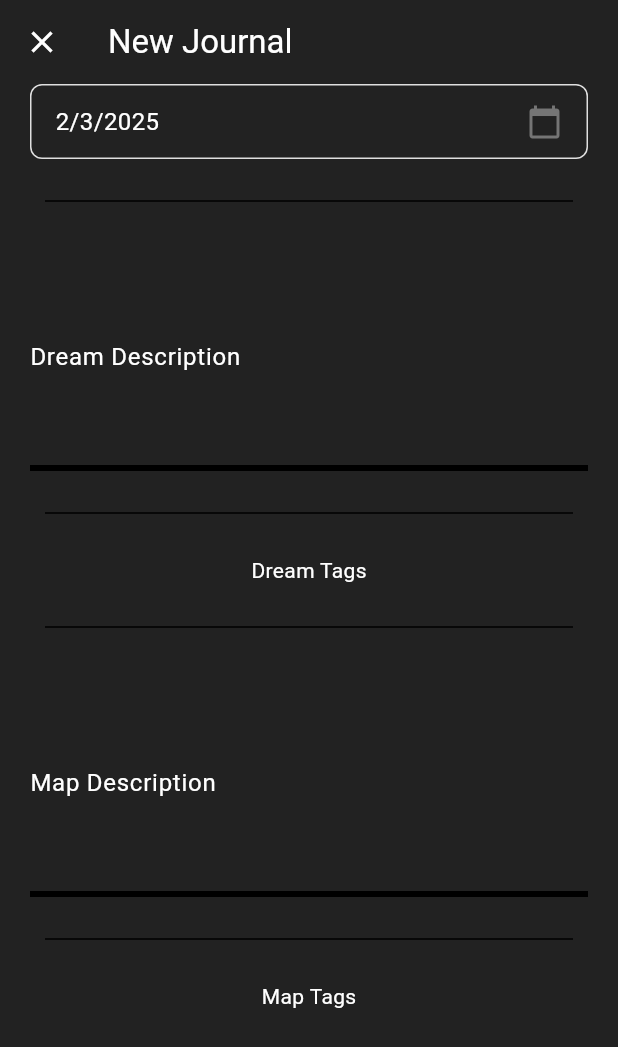
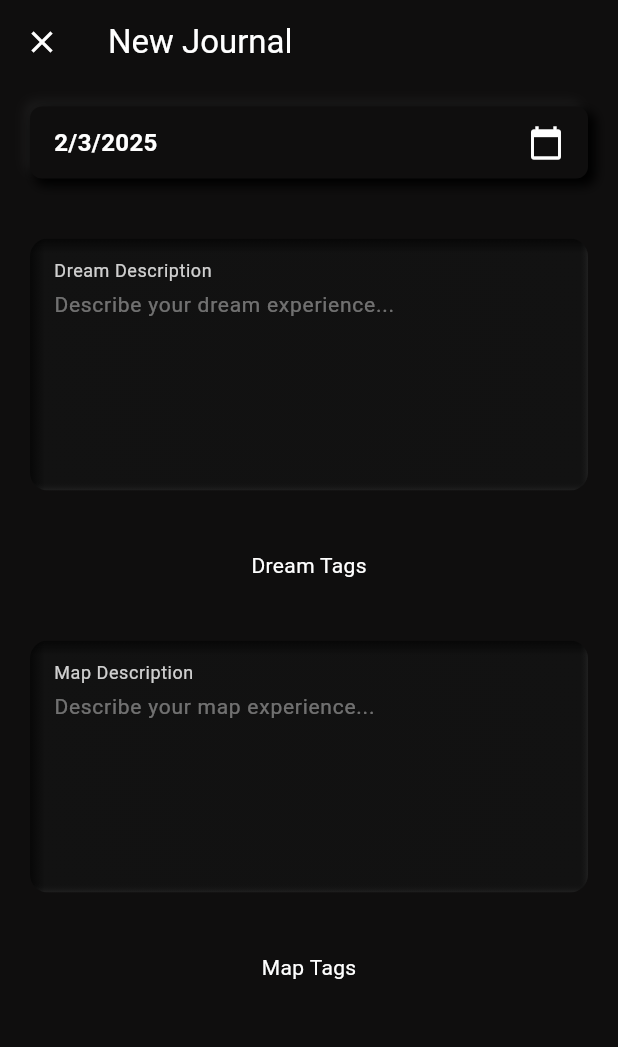
Before and after one commit to sequitria/Dream-Mapper, a Flutter app: the CreateJournalPage screen opened directly, on a phone screen of 412 x 824 dp. Shown: the top 1047 px of the screen. Run offline on Flutter 3.47's test engine with Material 3 defaults, Android fonts, the phone set to English and light mode, and no system bars; our stand-ins replace google_nav_bar, isar, line_icons; accounts and stored records are empty; generated files the repository leaves out were written again.

Commit message:
fixed gradle version issue with isar, and added neomporphic sunken text field

```diff
--- a/lib/main.dart
+++ b/lib/main.dart
@@ -68,7 +68,7 @@ class DreamMapper extends StatelessWidget {
           primary: Colors.white, // Main brand color
           onPrimary: Colors.black, // Text/icons on primary color
           // Surface colors (cards, sheets, etc.)
-          surface: Colors.black,
+          surface:  Color.fromARGB(255, 15, 14, 14),
           onSurface: Colors.white,
           // Error colors (keep red for errors)
           error: Colors.red,
--- a/lib/pages/create_journal_page.dart
+++ b/lib/pages/create_journal_page.dart
@@ -3,6 +3,7 @@ import 'dart:ui';
 import 'package:dream_mapper/services/journal_editing_controller.dart';
 import 'package:dream_mapper/services/journal_services.dart';
 import 'package:dream_mapper/util/single_date_picker.dart';
+import 'package:dream_mapper/util/sunken_text_field.dart';
 import 'package:dream_mapper/util/tag_housing.dart';
 import 'package:dream_mapper/util/ultra_spacer.dart';
 import 'package:flutter/material.dart';
@@ -16,6 +17,7 @@ class CreateJournalPage extends StatefulWidget {
 
 class _CreateJournalPageState extends State<CreateJournalPage> {
   late JournalEditingController _controller;
+
 
   @override
   void initState() {
@@ -31,6 +33,8 @@ class _CreateJournalPageState extends State<CreateJournalPage> {
 
   @override
   Widget build(BuildContext context) {
+    final theme = Theme.of(context);
+
     return PopScope(
       canPop: true, // Added comma here
       onPopInvokedWithResult: (bool didPop, dynamic result) {
@@ -55,20 +59,20 @@ class _CreateJournalPageState extends State<CreateJournalPage> {
 
           // Main content
           Scaffold(
-            backgroundColor: Colors.transparent,
+            backgroundColor: const Color.fromARGB(255, 15, 14, 14),
             appBar: AppBar(
               backgroundColor: Colors.transparent,
               elevation: 0,
               surfaceTintColor: Colors.transparent,
               title: Text(
                 'New Journal',
-                style: TextStyle(color: Colors.white),
+                style: TextStyle(color: theme.colorScheme.primary),
               ),
               leading: IconButton(
-                icon: const Icon(Icons.close, color: Colors.white),
+                icon: Icon(Icons.close, color: theme.colorScheme.primary),
                 onPressed: () async {
                   await _controller.deleteIfEmpty();
-                  if (context.mounted){
+                  if (context.mounted) {
                     Navigator.of(context).pop();
                   }
                 },
@@ -86,7 +90,7 @@ class _CreateJournalPageState extends State<CreateJournalPage> {
                               height: 16,
                               child: CircularProgressIndicator(
                                 strokeWidth: 2,
-                                color: Colors.white,
+                                color: theme.colorScheme.primary,
                               ),
                             ),
                           )
@@ -100,60 +104,46 @@ class _CreateJournalPageState extends State<CreateJournalPage> {
               child: SingleChildScrollView(
                 child: Column(
                   children: [
-                    // Date picker (you'll need to connect this to the controller)
+                    SizedBox(height: 15),
+                    // Date Picker
                     SingleDatePicker(
                       dateNotifier: _controller.journalDate,
                       onDateChanged: (newDate) {
                         _controller.updateDate(newDate);
                       },
                     ),
-                    UltraSpacer(),
+
+                    SizedBox(height: 40),
 
                     // Dream description - connect to controller
-                    TextField(
+                    SunkenTextField(
                       controller: _controller.dreamController,
-                      style: TextStyle(color: Colors.white),
-                      decoration: InputDecoration(
-                        labelText: "Dream Description",
-                        labelStyle: TextStyle(color: Colors.white),
-                        hintText: "Describe your dream experience...",
-                        hintStyle: TextStyle(color: Colors.grey[500]),
-                        enabledBorder: UnderlineInputBorder(
-                          borderSide: BorderSide(color: Colors.black, width: 4),
-                        ),
-                        focusedBorder: OutlineInputBorder(
-                          borderSide: BorderSide(color: Colors.black, width: 3),
-                        ),
-                      ),
+                      labelText: "Dream Description",
+                      hintText: "Describe your dream experience...",
                       minLines: 5,
                       maxLines: null,
+                      backgroundColor: Color(0xFF121212), // Very dark gray
+                      textColor: Colors.white,
                     ),
 
-                    UltraSpacer(),
+
+
+                    SizedBox(height: 40),
                     TagHousing(tagHouseName: "Dream Tags"),
-                    UltraSpacer(),
+                    SizedBox(height: 40),
 
-                    // Map description - connect to controller
-                    TextField(
+                    SunkenTextField(
                       controller: _controller.mapController,
-                      style: TextStyle(color: Colors.white),
-                      decoration: InputDecoration(
-                        labelText: "Map Description",
-                        labelStyle: TextStyle(color: Colors.white),
-                        hintText: "Describe your map experience...",
-                        hintStyle: TextStyle(color: Colors.grey[500]),
-                        enabledBorder: UnderlineInputBorder(
-                          borderSide: BorderSide(color: Colors.black, width: 4),
-                        ),
-                        focusedBorder: OutlineInputBorder(
-                          borderSide: BorderSide(color: Colors.black, width: 3),
-                        ),
-                      ),
+                      labelText: "Map Description",
+                      hintText: "Describe your map experience...",
                       minLines: 5,
                       maxLines: null,
+                      backgroundColor: Color(0xFF121212), // Very dark gray
+                      textColor: Colors.white,
                     ),
 
-                    UltraSpacer(),
+
+                    SizedBox(height: 40),
                     TagHousing(tagHouseName: "Map Tags"),
                     SizedBox(height: 100),
                   ],
--- a/lib/util/horizontal_divider.dart
+++ b/lib/util/horizontal_divider.dart
@@ -5,8 +5,9 @@ class HorizontalDivider extends StatelessWidget {
 
   @override
   Widget build(BuildContext context) {
+    final theme = Theme.of(context);
     return Divider(
-      color: Colors.black,
+      color: theme.colorScheme.primary,
       thickness: 1,
       indent: 10,
       endIndent: 10,
--- a/lib/util/single_date_picker.dart
+++ b/lib/util/single_date_picker.dart
@@ -12,6 +12,9 @@ class SingleDatePicker extends StatelessWidget {
 
   @override
   Widget build(BuildContext context) {
+
+    final theme = Theme.of(context);
+
     return ValueListenableBuilder<DateTime>(
       valueListenable: dateNotifier,
       builder: (context, date, child) {
@@ -49,19 +52,38 @@ class SingleDatePicker extends StatelessWidget {
               }
             },
             child: Container(
-              padding: const EdgeInsets.symmetric(vertical: 12, horizontal: 16),
+              padding: EdgeInsets.symmetric(vertical: 12, horizontal: 16),
               decoration: BoxDecoration(
-                border: Border.all(color: Colors.grey.shade300),
+                color: Color.fromARGB(255, 15, 14, 14),
+                //border: Border.all(color: Colors.grey.shade300),
                 borderRadius: BorderRadius.circular(8),
+                boxShadow: [
+                    BoxShadow(
+                      color: const Color.fromARGB(140, 35, 35, 35),
+                      offset: Offset(-4, -4),
+                      blurRadius: 5,
+                      //spreadRadius: 2
+                    ),
+                    BoxShadow(
+                      color: const Color.fromARGB(255, 0, 0, 0),
+                      offset: Offset(4, 4),
+                      blurRadius: 5,
+                      spreadRadius: 1
+                    ),
+                ],
               ),
               child: Row(
                 mainAxisAlignment: MainAxisAlignment.spaceBetween,
                 children: [
                   Text(
                     "${date.day}/${date.month}/${date.year}",
-                    style: TextStyle(fontSize: 16),
+                    style: TextStyle(
+                      fontSize: 16,
+                      fontWeight: FontWeight.bold,
+                      color: theme.colorScheme.onSurface
+                    ),
                   ),
-                  Icon(Icons.calendar_today, color: Colors.grey.shade600),
+                  Icon(Icons.calendar_today, color: theme.colorScheme.primary),
                 ],
               ),
             ),
--- /dev/null
+++ b/lib/util/sunken_text_field.dart
@@ -0,0 +1,155 @@
+import 'package:flutter/material.dart';
+
+class SunkenTextField extends StatelessWidget {
+  final TextEditingController controller;
+  final String labelText;
+  final String hintText;
+  final int minLines;
+  final int? maxLines;
+  final Color backgroundColor;
+  final Color textColor;
+
+  const SunkenTextField({
+    super.key,
+    required this.controller,
+    required this.labelText,
+    required this.hintText,
+    this.minLines = 1,
+    this.maxLines,
+    this.backgroundColor = const Color(0xFF121212),
+    this.textColor = Colors.white,
+  });
+
+  @override
+  Widget build(BuildContext context) {
+    return ClipRRect(
+      borderRadius: BorderRadius.circular(12),
+      child: Container(
+        // Use a very subtle shadow inside with an overlay
+        decoration: BoxDecoration(
+          color: backgroundColor,
+          // Subtle inner shadow using overlay instead of actual shadows
+          gradient: RadialGradient(
+            center: Alignment.center,
+            radius: 1.2,
+            colors: [
+              backgroundColor.withValues(alpha: 0.85),
+              backgroundColor,
+            ],
+            stops: const [0.1, 1.0],
+          ),
+        ),
+        child: Stack(
+          children: [
+            // This creates the dark inner shadow on top and left
+            Positioned(
+              top: 0,
+              left: 0,
+              right: 0,
+              height: 10,
+              child: Container(
+                decoration: BoxDecoration(
+                  gradient: LinearGradient(
+                    begin: Alignment.topCenter,
+                    end: Alignment.bottomCenter,
+                    colors: [
+                      Colors.black.withValues(alpha: 0.6),
+                      Colors.transparent,
+                    ],
+                  ),
+                ),
+              ),
+            ),
+
+            // Dark shadow on left
+            Positioned(
+              top: 0,
+              left: 0,
+              bottom: 0,
+              width: 10,
+              child: Container(
+                decoration: BoxDecoration(
+                  gradient: LinearGradient(
+                    begin: Alignment.centerLeft,
+                    end: Alignment.centerRight,
+                    colors: [
+                      Colors.black.withValues(alpha: 0.6),
+                      Colors.transparent,
+                    ],
+                  ),
+                ),
+              ),
+            ),
+
+            // Light inner shadow on bottom
+            Positioned(
+              bottom: 0,
+              left: 0,
+              right: 0,
+              height: 6,
+              child: Container(
+                decoration: BoxDecoration(
+                  gradient: LinearGradient(
+                    begin: Alignment.bottomCenter,
+                    end: Alignment.topCenter,
+                    colors: [
+                      Colors.white.withValues(alpha: 0.06),
+                      Colors.transparent,
+                    ],
+                  ),
+                ),
+              ),
+            ),
+
+            // Light inner shadow on right
+            Positioned(
+              top: 0,
+              right: 0,
+              bottom: 0,
+              width: 6,
+              child: Container(
+                decoration: BoxDecoration(
+                  gradient: LinearGradient(
+                    begin: Alignment.centerRight,
+                    end: Alignment.centerLeft,
+                    colors: [
+                      Colors.white.withValues(alpha: 0.06),
+                      Colors.transparent,
+                    ],
+                  ),
+                ),
+              ),
+            ),
+
+            // Actual text field with padding
+            Padding(
+              padding: const EdgeInsets.fromLTRB(16, 12, 16, 12),
+              child: TextField(
+                controller: controller,
+                style: TextStyle(color: textColor),
+                decoration: InputDecoration(
+                  alignLabelWithHint: true,
+                  labelText: labelText,
+                  labelStyle: TextStyle(
+                    color: textColor.withValues(alpha: 0.8),
+                    fontSize: 16,
+                  ),
+                  hintText: hintText,
+                  hintStyle: TextStyle(
+                    color: textColor.withValues(alpha: 0.4),
+                    fontSize: 14,
+                  ),
+                  border: InputBorder.none,
+                  contentPadding: const EdgeInsets.symmetric(vertical: 4),
+                  floatingLabelBehavior: FloatingLabelBehavior.always,
+                ),
+                minLines: minLines,
+                maxLines: maxLines,
+              ),
+            ),
+          ],
+        ),
+      ),
+    );
+  }
+}
```
Also changed, not shown: 1 other file.
